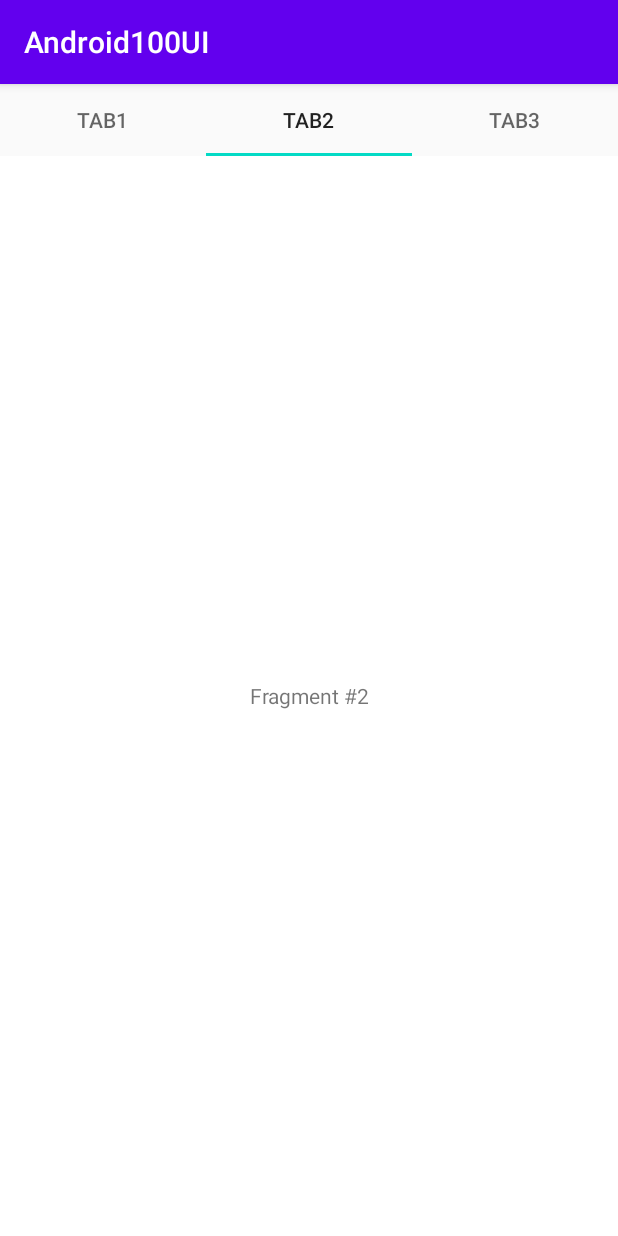
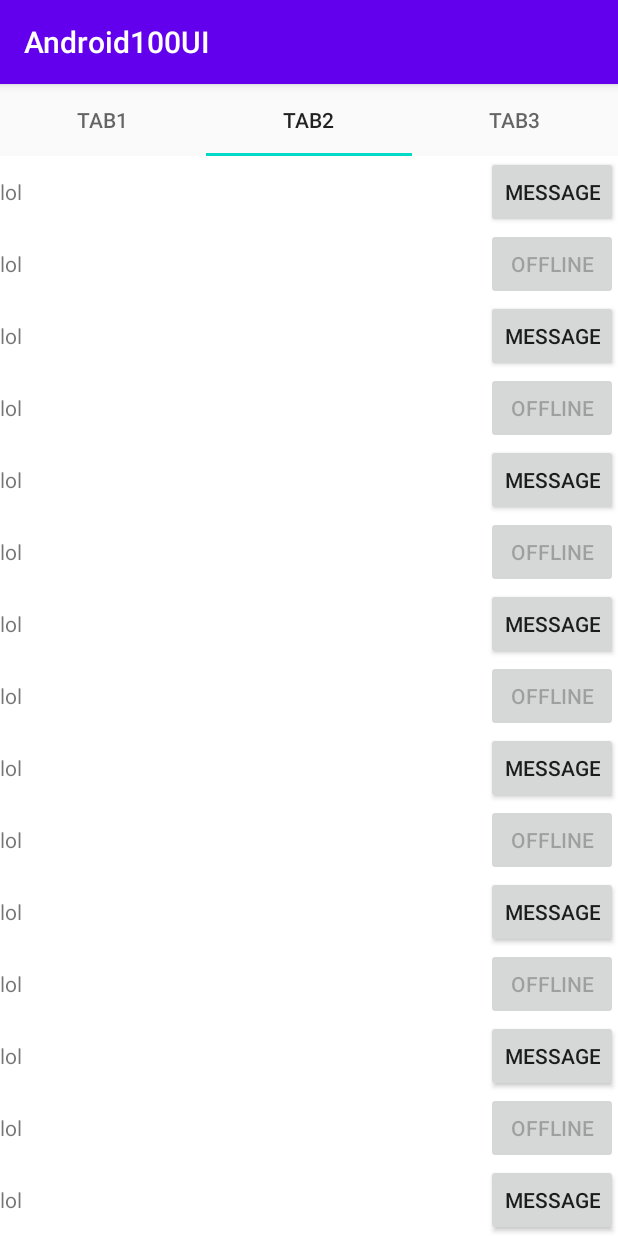
Before and after one commit to various-playgrounds/android-learning, an Android app: the screen it shows after launch (MainActivity), tab 2 chosen, on a phone screen of 412 x 824 dp. Run offline under Robolectric (Android 15) with nearby library versions, the phone set to English and light mode, and no system bars.

Commit message:
recyclerView working

```diff
--- /dev/null
+++ b/app/src/main/java/com/example/android100ui/Contact.java
@@ -0,0 +1,30 @@
+package com.example.android100ui;
+
+import java.util.ArrayList;
+import java.util.List;
+
+class Contact {
+    private String name;
+    private Boolean isOnline;
+
+    public Contact(String name, Boolean isOnline) {
+        this.name = name;
+        this.isOnline = isOnline;
+    }
+
+    public static List<Contact> createContactLists(int limit) {
+        List<Contact> lists = new ArrayList<Contact>();
+        for(int i = 0; i < limit; i++) {
+            lists.add(new Contact("lol", i % 2 == 0));
+        }
+        return lists;
+    }
+
+    public String getName() {
+        return this.name;
+    }
+
+    public boolean isOnline() {
+        return this.isOnline;
+    }
+}
--- /dev/null
+++ b/app/src/main/java/com/example/android100ui/ContactAdapter.java
@@ -0,0 +1,47 @@
+package com.example.android100ui;
+
+import android.view.LayoutInflater;
+import android.view.View;
+import android.view.ViewGroup;
+
+import androidx.annotation.NonNull;
+import androidx.recyclerview.widget.RecyclerView;
+
+import java.util.List;
+
+public class ContactAdapter extends RecyclerView.Adapter<ContactViewHolder> {
+
+    private List<Contact> contacts;
+
+    public ContactAdapter(List<Contact> contacts) {
+        this.contacts = contacts;
+    }
+
+    @NonNull
+    @Override
+    public ContactViewHolder onCreateViewHolder(@NonNull ViewGroup parent, int viewType) {
+        LayoutInflater inflater = LayoutInflater.from(parent.getContext());
+
+        View view = inflater.inflate(R.layout.contact_row, parent, false);
+        return new ContactViewHolder(view);
+    }
+
+    @Override
+    public void onBindViewHolder(@NonNull ContactViewHolder holder, int position) {
+        Contact contact = contacts.get(position);
+
+        holder.contactName.setText(contact.getName());
+        if (contact.isOnline()) {
+            holder.messageButton.setEnabled(true);
+            holder.messageButton.setText("MESSAGE");
+        } else {
+            holder.messageButton.setEnabled(false);
+            holder.messageButton.setText("OFFLINE");
+        }
+    }
+
+    @Override
+    public int getItemCount() {
+        return this.contacts.size();
+    }
+}
--- /dev/null
+++ b/app/src/main/java/com/example/android100ui/ContactViewHolder.java
@@ -0,0 +1,19 @@
+package com.example.android100ui;
+
+import android.view.View;
+import android.widget.Button;
+import android.widget.TextView;
+
+import androidx.annotation.NonNull;
+import androidx.recyclerview.widget.RecyclerView;
+
+public class ContactViewHolder extends RecyclerView.ViewHolder {
+    TextView contactName;
+    Button messageButton;
+
+    public ContactViewHolder(@NonNull View itemView) {
+        super(itemView);
+        contactName = itemView.findViewById(R.id.contact_name);
+        messageButton = itemView.findViewById(R.id.message_button);
+    }
+}
--- a/app/src/main/java/com/example/android100ui/PageFragment.java
+++ b/app/src/main/java/com/example/android100ui/PageFragment.java
@@ -10,11 +10,16 @@ import android.widget.TextView;
 import android.widget.Toast;
 
 import androidx.fragment.app.Fragment;
+import androidx.recyclerview.widget.LinearLayoutManager;
+import androidx.recyclerview.widget.RecyclerView;
+
+import java.util.List;
 
 public class PageFragment extends Fragment {
     public static final String ARG_PAGE = "ARG_PAGE";
 
     private int mPage;
+    RecyclerView recyclerView;
     EditText textbox;
 
     public static PageFragment newInstance(int page) {
@@ -34,7 +39,6 @@ public class PageFragment extends Fragment {
     @Override
     public View onCreateView(LayoutInflater inflater, ViewGroup container,
                              Bundle savedInstanceState) {
-
         View view;
         if (mPage == 1) {
             view = inflater.inflate(R.layout.fragment_page_new, container, false);
@@ -49,6 +53,14 @@ public class PageFragment extends Fragment {
                     toast.show();
                 }
             });
+        } else if (mPage == 2) {
+            view = inflater.inflate(R.layout.fragment_recycler_page, container, false);
+            this.recyclerView = view.findViewById(R.id.recycler_view);
+            this.recyclerView.setLayoutManager(new LinearLayoutManager(this.getContext()));
+
+            List<Contact> contacts = Contact.createContactLists(100);
+            ContactAdapter adapter = new ContactAdapter(contacts);
+            this.recyclerView.setAdapter(adapter);
         } else {
             view = inflater.inflate(R.layout.fragment_page, container, false);
             TextView textView = (TextView) view;
--- /dev/null
+++ b/app/src/main/res/layout/contact_row.xml
@@ -0,0 +1,26 @@
+<?xml version="1.0" encoding="utf-8"?>
+<LinearLayout
+    xmlns:android="http://schemas.android.com/apk/res/android"
+    xmlns:tools="http://schemas.android.com/tools"
+    android:layout_width="match_parent"
+    android:layout_height="wrap_content"
+    android:orientation="horizontal"
+    >
+
+    <TextView
+        android:id="@+id/contact_name"
+        android:layout_width="0dp"
+        android:layout_height="wrap_content"
+        android:layout_weight="1"
+        android:text="CHINMAY"
+        />
+
+    <Button
+        android:id="@+id/message_button"
+        android:layout_width="wrap_content"
+        android:layout_height="wrap_content"
+        android:text="OFFLINE"
+        android:enabled="false"
+        />
+
+</LinearLayout>
--- /dev/null
+++ b/app/src/main/res/layout/fragment_recycler_page.xml
@@ -0,0 +1,20 @@
+<?xml version="1.0" encoding="utf-8"?>
+<androidx.constraintlayout.widget.ConstraintLayout
+    xmlns:android="http://schemas.android.com/apk/res/android"
+    xmlns:tools="http://schemas.android.com/tools"
+    android:layout_width="match_parent"
+    android:layout_height="match_parent"
+    xmlns:app="http://schemas.android.com/apk/res-auto">
+
+    <androidx.recyclerview.widget.RecyclerView
+        android:id="@+id/recycler_view"
+        android:layout_width="match_parent"
+        android:layout_height="match_parent"
+        app:layout_constraintBottom_toBottomOf="parent"
+        app:layout_constraintLeft_toLeftOf="parent"
+        app:layout_constraintRight_toRightOf="parent"
+        app:layout_constraintTop_toTopOf="parent"
+        />
+
+
+</androidx.constraintlayout.widget.ConstraintLayout>
```
